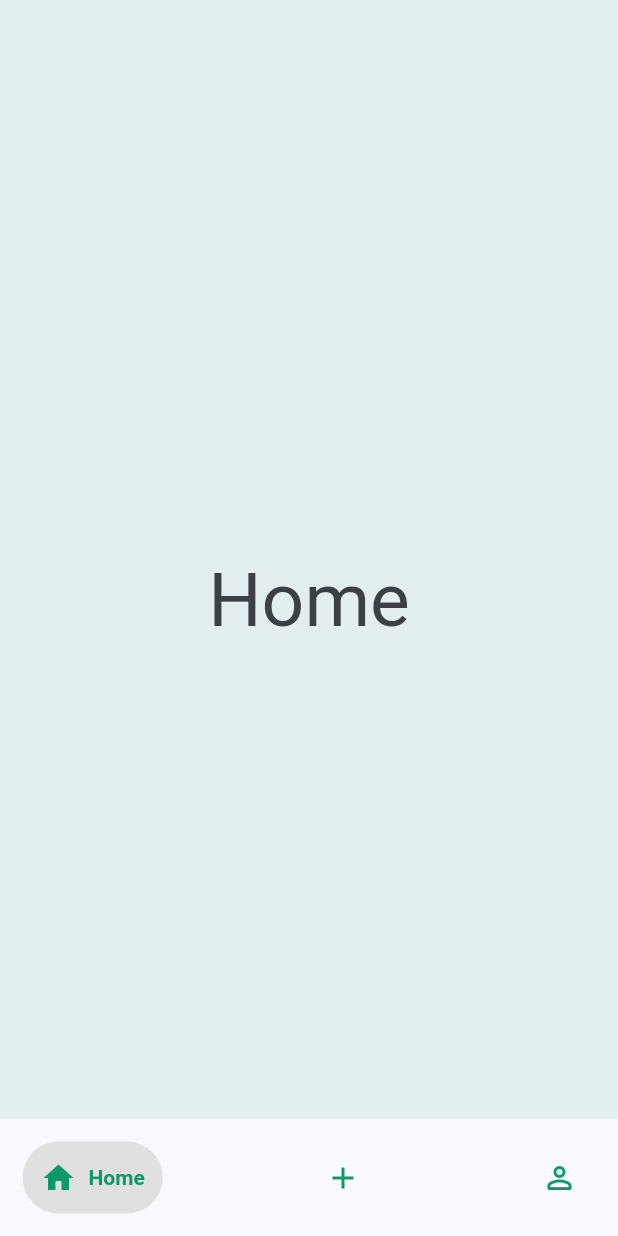
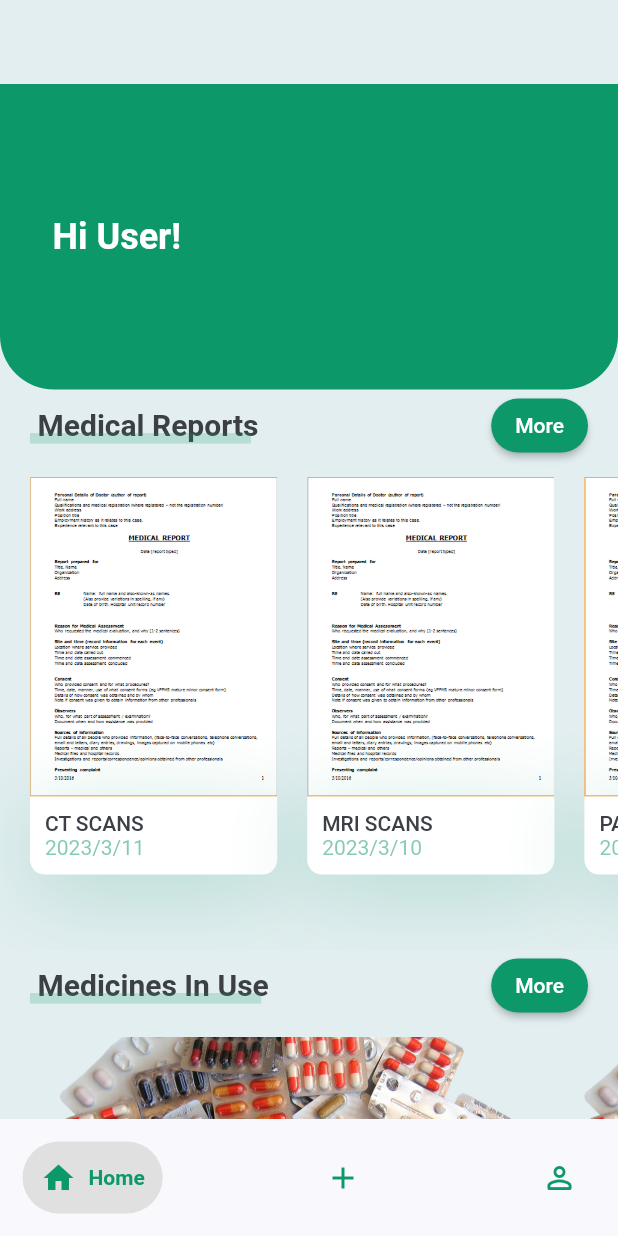
Before and after one commit to pkkk19/Final-Year-project, a Flutter app: the screen it shows after launch, on a phone screen of 412 x 824 dp. Run offline on Flutter 3.47's test engine with Material 2 defaults, Android fonts, the phone set to English and light mode, and no system bars; drawn by our look-alikes of google_nav_bar; our stand-ins replace flutter_svg, get, image_picker, video_player; missing offline and left inert: google_ml_kit.

Commit message:
User-home

```diff
--- a/medv/lib/main.dart
+++ b/medv/lib/main.dart
@@ -3,7 +3,7 @@ import 'package:medv/LoginPage.dart';
 import 'package:medv/Splash.dart';
 import 'package:get/get.dart';
 import 'package:medv/constants.dart';
-import 'package:medv/screens/home/home_screen.dart';
+import 'package:medv/screens/home_screen.dart';
 import 'package:medv/screens/scanner/Scanner.dart';
 import 'package:medv/welcome_page.dart';
 
--- /dev/null
+++ b/medv/lib/screens/components/home/Header.dart
@@ -0,0 +1,42 @@
+import 'package:flutter/material.dart';
+import 'package:flutter_svg/flutter_svg.dart';
+import 'package:medv/constants.dart';
+
+class Header extends StatelessWidget {
+  const Header({
+    Key? key,
+    required this.size,
+  }) : super(key: key);
+
+  final Size size;
+
+  @override
+  Widget build(BuildContext context) {
+    return Container(
+      padding: EdgeInsets.only(
+        left: KDefaultPadding + 15,
+        right: KDefaultPadding + 15,
+      ),
+      height: size.height * 0.28 - 27,
+      decoration: BoxDecoration(
+        color: kPrimaryColor,
+        borderRadius: BorderRadius.only(
+          bottomLeft: Radius.circular(36),
+          bottomRight: Radius.circular(36),
+        ),
+      ),
+      child: Row(
+        children: <Widget>[
+          Text(
+            "Hi User!",
+            style: Theme.of(context)
+                .textTheme
+                .headline5
+                ?.copyWith(color: Colors.white, fontWeight: FontWeight.bold),
+          ),
+          Spacer(),
+        ],
+      ),
+    );
+  }
+}
--- /dev/null
+++ b/medv/lib/screens/components/home/Medicines.dart
@@ -0,0 +1,61 @@
+import 'package:flutter/material.dart';
+import 'package:medv/constants.dart';
+
+class Medicine extends StatelessWidget {
+  const Medicine({
+    Key? key,
+  }) : super(key: key);
+
+  @override
+  Widget build(BuildContext context) {
+    return SingleChildScrollView(
+      scrollDirection: Axis.horizontal,
+      child: Row(
+        children: <Widget>[
+          FeaturePlantCard(
+            image: "assets/images/Medicine.png",
+            press: () {},
+          ),
+          FeaturePlantCard(
+            image: "assets/images/Medicine.png",
+            press: () {},
+          ),
+        ],
+      ),
+    );
+  }
+}
+
+class FeaturePlantCard extends StatelessWidget {
+  const FeaturePlantCard({
+    Key? key,
+    required this.image,
+    required this.press,
+  }) : super(key: key);
+  final String image;
+  final Function press;
+
+  @override
+  Widget build(BuildContext context) {
+    Size size = MediaQuery.of(context).size;
+    return GestureDetector(
+      onTap: press(),
+      child: Container(
+        margin: EdgeInsets.only(
+          left: KDefaultPadding,
+          top: KDefaultPadding / 2,
+          bottom: KDefaultPadding / 2,
+        ),
+        width: size.width * 0.8,
+        height: 185,
+        decoration: BoxDecoration(
+          borderRadius: BorderRadius.circular(10),
+          image: DecorationImage(
+            fit: BoxFit.cover,
+            image: AssetImage(image),
+          ),
+        ),
+      ),
+    );
+  }
+}
--- /dev/null
+++ b/medv/lib/screens/components/home/Reports.dart
@@ -0,0 +1,108 @@
+import 'package:flutter/material.dart';
+import 'package:medv/constants.dart';
+
+class Reports extends StatelessWidget {
+  const Reports({
+    Key? key,
+  }) : super(key: key);
+
+  @override
+  Widget build(BuildContext context) {
+    return SingleChildScrollView(
+      scrollDirection: Axis.horizontal,
+      child: Row(
+        children: <Widget>[
+          RecomendPlantCard(
+            image: "assets/images/image_one.png",
+            title: "CT Scans",
+            date: "2023/3/11",
+            press: () {},
+          ),
+          RecomendPlantCard(
+            image: "assets/images/image_one.png",
+            title: "MRI Scans",
+            date: "2023/3/10",
+            press: () {},
+          ),
+          RecomendPlantCard(
+            image: "assets/images/image_one.png",
+            title: "Pathology",
+            date: "2023/3/13",
+            press: () {},
+          ),
+        ],
+      ),
+    );
+  }
+}
+
+class RecomendPlantCard extends StatelessWidget {
+  const RecomendPlantCard({
+    Key? key,
+    required this.image,
+    required this.title,
+    required this.date,
+    required this.press,
+  }) : super(key: key);
+
+  final String image, title, date;
+  final Function press;
+
+  @override
+  Widget build(BuildContext context) {
+    Size size = MediaQuery.of(context).size;
+    return Container(
+      margin: EdgeInsets.only(
+        left: KDefaultPadding,
+        top: KDefaultPadding / 2,
+        bottom: KDefaultPadding * 2.5,
+      ),
+      width: size.width * 0.4,
+      child: Column(
+        children: <Widget>[
+          Image.asset(image),
+          GestureDetector(
+            onTap: press(),
+            child: Container(
+              padding: EdgeInsets.all(KDefaultPadding / 2),
+              decoration: BoxDecoration(
+                color: Colors.white,
+                borderRadius: BorderRadius.only(
+                  bottomLeft: Radius.circular(10),
+                  bottomRight: Radius.circular(10),
+                ),
+                boxShadow: [
+                  BoxShadow(
+                    offset: Offset(0, 10),
+                    blurRadius: 50,
+                    color: kPrimaryColor.withOpacity(0.23),
+                  ),
+                ],
+              ),
+              child: Row(
+                children: <Widget>[
+                  RichText(
+                    text: TextSpan(
+                      children: [
+                        TextSpan(
+                            text: "$title\n".toUpperCase(),
+                            style: Theme.of(context).textTheme.button),
+                        TextSpan(
+                          text: "$date".toUpperCase(),
+                          style: TextStyle(
+                            color: kPrimaryColor.withOpacity(0.5),
+                          ),
+                        ),
+                      ],
+                    ),
+                  ),
+                  Spacer(),
+                ],
+              ),
+            ),
+          )
+        ],
+      ),
+    );
+  }
+}
--- /dev/null
+++ b/medv/lib/screens/components/home/User_home.dart
@@ -0,0 +1,26 @@
+import 'package:flutter/material.dart';
+import 'package:medv/screens/components/home/Medicines.dart';
+import 'package:medv/screens/components/home/Reports.dart';
+import 'package:medv/screens/components/home/title_with_more_btn.dart';
+
+import 'Header.dart';
+
+class UserHome extends StatelessWidget {
+  @override
+  Widget build(BuildContext context) {
+    //It will provide us total height and width of our screen
+    Size size = MediaQuery.of(context).size;
+    return SingleChildScrollView(
+      child: Column(
+        crossAxisAlignment: CrossAxisAlignment.start,
+        children: <Widget>[
+          Header(size: size),
+          TitleWithMoreBtn(title: "Medical Reports", press: () {}),
+          Reports(),
+          TitleWithMoreBtn(title: "Medicines In Use", press: () {}),
+          Medicine(),
+        ],
+      ),
+    );
+  }
+}
--- /dev/null
+++ b/medv/lib/screens/components/home/title_with_more_btn.dart
@@ -0,0 +1,76 @@
+import 'package:flutter/material.dart';
+
+import 'package:medv/constants.dart';
+
+class TitleWithMoreBtn extends StatelessWidget {
+  const TitleWithMoreBtn({
+    Key? key,
+    required this.title,
+    required this.press,
+  }) : super(key: key);
+  final String title;
+  final Function press;
+
+  @override
+  Widget build(BuildContext context) {
+    return Padding(
+      padding: const EdgeInsets.symmetric(horizontal: KDefaultPadding),
+      child: Row(
+        children: <Widget>[
+          TitleWithCustomUnderline(text: title),
+          Spacer(),
+          ElevatedButton(
+            style: ElevatedButton.styleFrom(
+              primary: kPrimaryColor,
+              shape: RoundedRectangleBorder(
+                borderRadius: BorderRadius.circular(20),
+              ),
+            ),
+            onPressed: () {},
+            child: Text(
+              "More",
+              style: TextStyle(color: Colors.white),
+            ),
+          ),
+        ],
+      ),
+    );
+  }
+}
+
+class TitleWithCustomUnderline extends StatelessWidget {
+  const TitleWithCustomUnderline({
+    Key? key,
+    required this.text,
+  }) : super(key: key);
+
+  final String text;
+
+  @override
+  Widget build(BuildContext context) {
+    return Container(
+      height: 24,
+      child: Stack(
+        children: <Widget>[
+          Padding(
+            padding: const EdgeInsets.only(left: KDefaultPadding / 4),
+            child: Text(
+              text,
+              style: TextStyle(fontSize: 20, fontWeight: FontWeight.bold),
+            ),
+          ),
+          Positioned(
+            bottom: 0,
+            left: 0,
+            right: 0,
+            child: Container(
+              margin: EdgeInsets.only(right: KDefaultPadding / 4),
+              height: 7,
+              color: kPrimaryColor.withOpacity(0.2),
+            ),
+          )
+        ],
+      ),
+    );
+  }
+}
--- a/medv/lib/screens/home/components/body.dart
+++ /dev/null
@@ -1,12 +0,0 @@
-import 'package:flutter/material.dart';
-import 'package:flutter_svg/flutter_svg.dart';
-import 'package:medv/constants.dart';
-
-class Body extends StatelessWidget {
-  @override
-  Widget build(BuildContext context) {
-    //It will provide us total height and width of our screen
-    Size size = MediaQuery.of(context).size;
-    return Column();
-  }
-}
--- a/medv/lib/screens/home/home_screen.dart
+++ b/medv/lib/screens/home_screen.dart
@@ -1,9 +1,9 @@
 import 'package:flutter/material.dart';
 import 'package:flutter_svg/flutter_svg.dart';
 import 'package:medv/constants.dart';
+import 'package:google_nav_bar/google_nav_bar.dart';
 
-import 'package:google_nav_bar/google_nav_bar.dart';
-import 'components/body.dart';
+import 'components/home/User_home.dart';
 
 class HomeScreen extends StatefulWidget {
   const HomeScreen({Key? key}) : super(key: key);
@@ -22,12 +22,7 @@ class _HomeScreenState extends State<HomeScreen> {
   }
 
   final List<Widget> _pages = [
-    Center(
-      child: Text(
-        'Home',
-        style: TextStyle(fontSize: 50),
-      ),
-    ),
+    UserHome(),
     Center(
       child: Text(
         'Add',
```
Also changed, not shown: medv/assets/images/Labels_1.jpg (added), medv/assets/images/Labels_2.jpeg (added), medv/assets/images/Medicine.png (added), medv/assets/images/image_one.png (added), medv/assets/images/image_three.jpg (added), medv/assets/images/image_two.jpg (added), medv/assets/images/label_3.jpeg (added), medv/assets/images/label_4.png (added).
